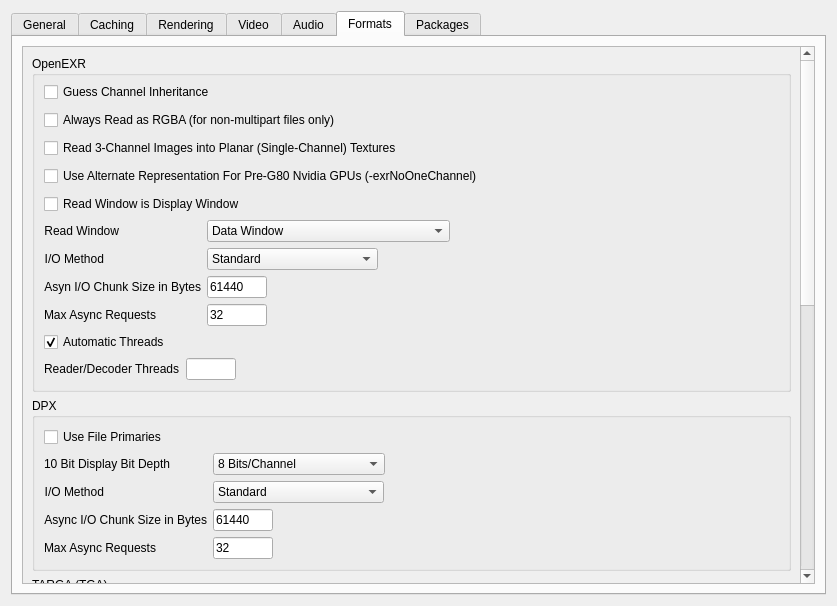
Old version of the form src/lib/app/RvCommon/ui/RvPreferences/Qt6/RvPreferences.ui in the repository AcademySoftwareFoundation/OpenRV.
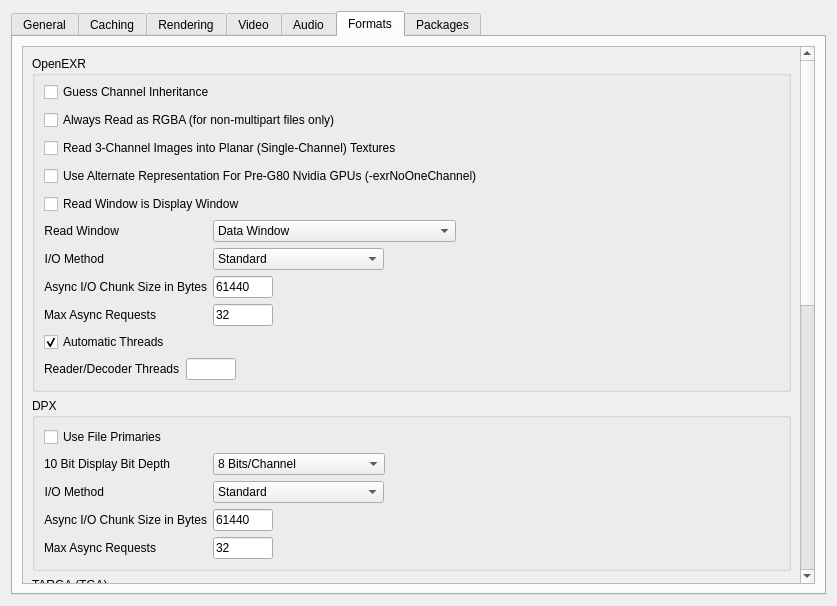
New version of the form. The open tabs and pages were chosen to show the change.

Commit message: fix another typo thx bernard

Patch:
```diff
--- a/src/lib/app/RvCommon/ui/RvPreferences/Qt6/RvPreferences.ui
+++ b/src/lib/app/RvCommon/ui/RvPreferences/Qt6/RvPreferences.ui
@@ -2503,7 +2503,7 @@
                 <item row="2" column="0">
                  <widget class="QLabel" name="label_5">
                   <property name="text">
-                   <string>Asyn I/O Chunk Size in Bytes</string>
+                   <string>Async I/O Chunk Size in Bytes</string>
                   </property>
                   <property name="alignment">
                    <set>Qt::AlignRight|Qt::AlignTrailing|Qt::AlignVCenter</set>
```
